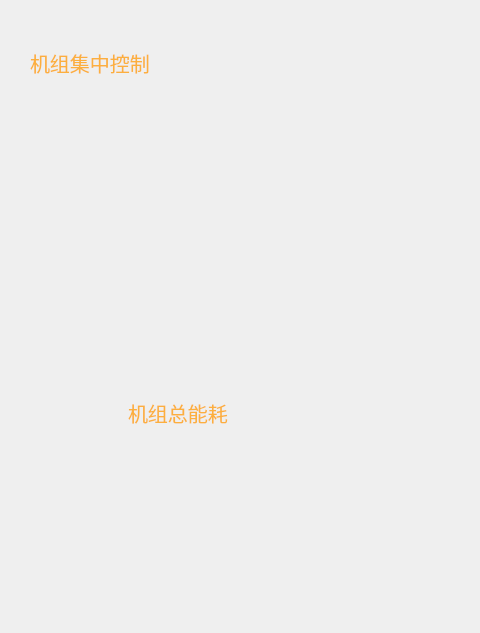
Before: the Qt Designer form Window/Page/modularchillerpage.ui in caosq/ChickenFarm, drawn with Qt 5; both pictures show x 0 to 480 and y 0 to 633 of the 920 by 633 pixel window.
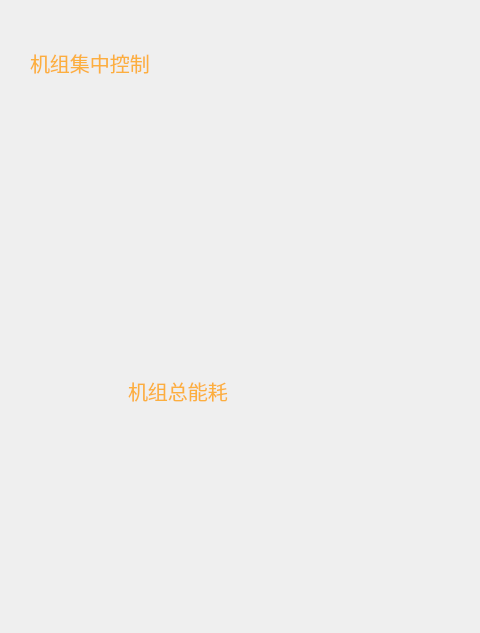
After: the same form once the commit is applied. Icons and pictures are not drawn.

Diff of the .ui file:
```diff
--- a/Window/Page/modularchillerpage.ui
+++ b/Window/Page/modularchillerpage.ui
@@ -16,26 +16,13 @@
   <property name="styleSheet">
    <string notr="true">border-style:none;</string>
   </property>
-  <widget class="QStackedWidget" name="modularChillerStackedWidget">
-   <property name="geometry">
-    <rect>
-     <x>296</x>
-     <y>20</y>
-     <width>611</width>
-     <height>545</height>
-    </rect>
-   </property>
-   <property name="styleSheet">
-    <string notr="true">border-style:none;</string>
-   </property>
-  </widget>
   <widget class="QFrame" name="frame_1">
    <property name="geometry">
     <rect>
      <x>16</x>
-     <y>392</y>
-     <width>289</width>
-     <height>209</height>
+     <y>370</y>
+     <width>281</width>
+     <height>200</height>
     </rect>
    </property>
    <property name="styleSheet">
@@ -555,8 +542,8 @@
     <rect>
      <x>20</x>
      <y>80</y>
-     <width>281</width>
-     <height>289</height>
+     <width>271</width>
+     <height>271</height>
     </rect>
    </property>
    <property name="styleSheet">
@@ -571,6 +558,19 @@
     <enum>QFrame::Raised</enum>
    </property>
   </widget>
+  <widget class="QStackedWidget" name="modularChillerStackedWidget">
+   <property name="geometry">
+    <rect>
+     <x>290</x>
+     <y>20</y>
+     <width>611</width>
+     <height>545</height>
+    </rect>
+   </property>
+   <property name="styleSheet">
+    <string notr="true">border-style:none;</string>
+   </property>
+  </widget>
  </widget>
  <resources/>
  <connections/>
```
